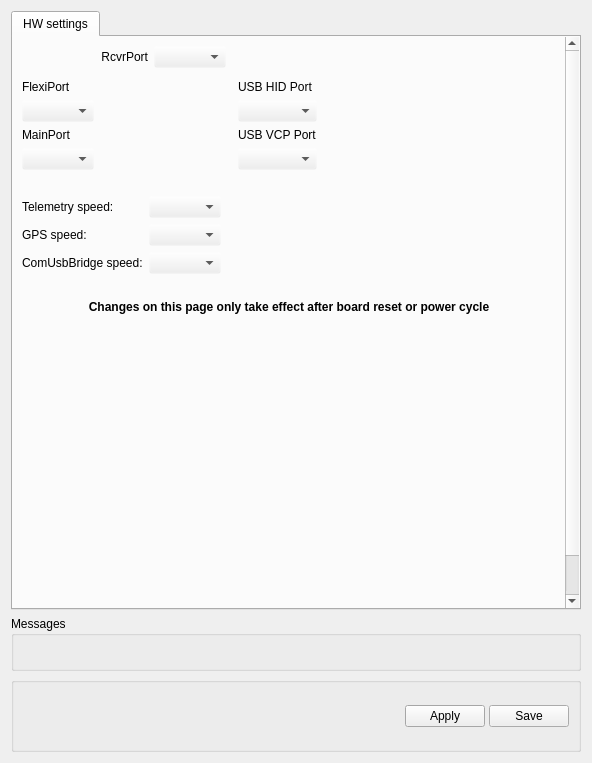
openpilot/OpenPilot, file ground/openpilotgcs/src/plugins/config/cc_hw_settings.ui: the form before one commit.
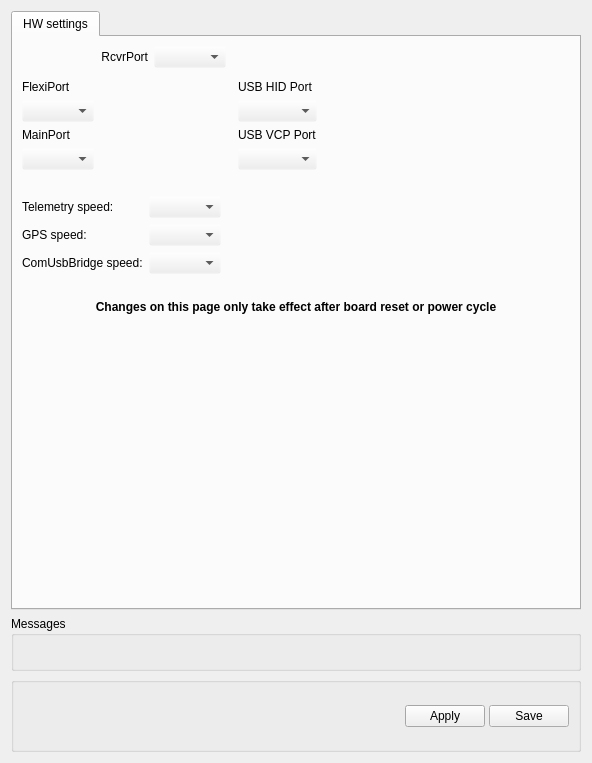
The form after the commit. Icons and pictures are not drawn.

Commit message: couple small sizing issues in stabi, and spacer in hw settings

```diff
--- a/ground/openpilotgcs/src/plugins/config/cc_hw_settings.ui
+++ b/ground/openpilotgcs/src/plugins/config/cc_hw_settings.ui
@@ -107,8 +107,8 @@
            <rect>
             <x>0</x>
             <y>0</y>
-            <width>547</width>
-            <height>679</height>
+            <width>562</width>
+            <height>567</height>
            </rect>
           </property>
           <layout class="QVBoxLayout" name="verticalLayout">
@@ -329,7 +329,7 @@
              <property name="sizeHint" stdset="0">
               <size>
                <width>20</width>
-               <height>328</height>
+               <height>25</height>
               </size>
              </property>
             </spacer>
```
The commit also changes 1 other file.
